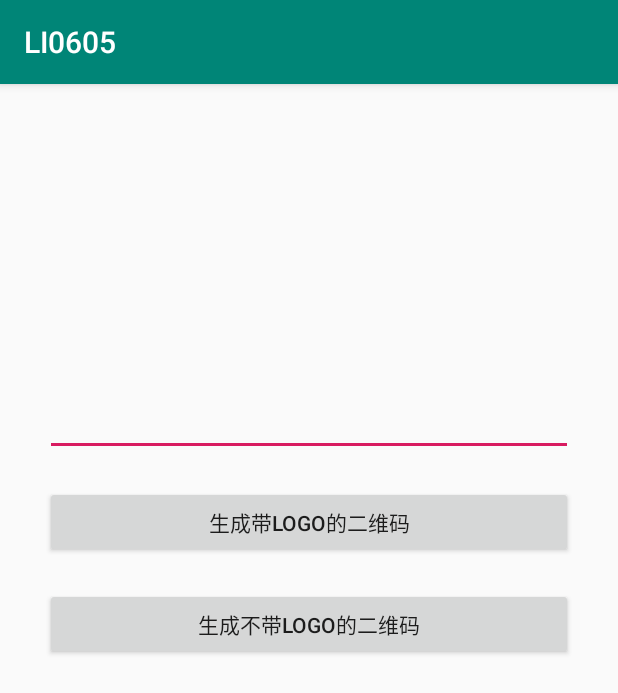
After one commit to libokang321/LI0605, an Android app: the CreateActivity screen opened directly, with no data from a screen before it, on a phone screen of 412 x 824 dp. The commit adds this screen. Shown: the top 693 px of the screen. Run offline under Robolectric (Android 15) with nearby library versions, the phone set to English and light mode, and no system bars; libraries missing offline, so code that uses them is left out: com.uuzuche.lib_zxing.

Commit message:
二维码

```diff
--- /dev/null
+++ b/app/src/main/java/com/bawei/CreateActivity.java
@@ -0,0 +1,62 @@
+package com.bawei;
+
+import android.graphics.Bitmap;
+import android.graphics.BitmapFactory;
+import android.media.Image;
+import android.support.v7.app.AppCompatActivity;
+import android.os.Bundle;
+import android.text.TextUtils;
+import android.view.View;
+import android.widget.Button;
+import android.widget.EditText;
+import android.widget.ImageView;
+import android.widget.Toast;
+
+import com.uuzuche.lib_zxing.activity.CodeUtils;
+
+public class CreateActivity extends AppCompatActivity {
+
+    private EditText editText;
+    private Button btn_log,btn_no;
+    private ImageView imageView;
+    private Bitmap mimage;
+
+    @Override
+    protected void onCreate(Bundle savedInstanceState) {
+        super.onCreate(savedInstanceState);
+        setContentView(R.layout.activity_create);
+        //
+        editText = findViewById(R.id.editText);
+        imageView = findViewById(R.id.imageView);
+        btn_log = findViewById(R.id.btn_log);
+        btn_no = findViewById(R.id.btn_no);
+        //生成带logo的二维码图片
+        btn_log.setOnClickListener(new View.OnClickListener() {
+            @Override
+            public void onClick(View view) {
+                String textContent = editText.getText().toString();
+                if (TextUtils.isEmpty(textContent)){
+                    Toast.makeText(CreateActivity.this,"请输入内容!",Toast.LENGTH_LONG).show();
+                    return;
+                }
+                editText.setText("");
+                mimage = CodeUtils.createImage(textContent, 400, 400, BitmapFactory.decodeResource(getResources(), R.mipmap.ic_launcher));
+                imageView.setImageBitmap(mimage);
+            }
+        });
+        //生成不带logo的二维码图片
+        btn_no.setOnClickListener(new View.OnClickListener() {
+            @Override
+            public void onClick(View view) {
+                String textContent = editText.getText().toString();
+                if (TextUtils.isEmpty(textContent)){
+                    Toast.makeText(CreateActivity.this,"请输入内容!",Toast.LENGTH_LONG).show();
+                    return;
+                }
+                editText.setText("");
+                Bitmap imagem = CodeUtils.createImage(textContent, 400, 400, null);
+                imageView.setImageBitmap(imagem);
+            }
+        });
+    }
+}
--- a/app/src/main/java/com/bawei/MyApplication.java
+++ b/app/src/main/java/com/bawei/MyApplication.java
@@ -12,6 +12,7 @@ import com.uuzuche.lib_zxing.activity.ZXingLibrary;
     @Override
     public void onCreate() {
         super.onCreate();
+
         ZXingLibrary.initDisplayOpinion(this);
     }
 }
--- /dev/null
+++ b/app/src/main/res/layout/activity_create.xml
@@ -0,0 +1,40 @@
+<?xml version="1.0" encoding="utf-8"?>
+<LinearLayout xmlns:android="http://schemas.android.com/apk/res/android"
+    xmlns:app="http://schemas.android.com/apk/res-auto"
+    xmlns:tools="http://schemas.android.com/tools"
+    android:layout_width="match_parent"
+    android:layout_height="match_parent"
+    android:orientation="vertical"
+    tools:context=".CreateActivity">
+
+    <EditText
+        android:id="@+id/editText"
+        android:layout_width="match_parent"
+        android:layout_height="wrap_content"
+        android:layout_marginLeft="30dp"
+        android:layout_marginTop="200dp"
+        android:layout_marginRight="30dp"
+        android:textSize="20sp" />
+
+    <Button
+        android:id="@+id/btn_log"
+        android:layout_width="match_parent"
+        android:layout_height="wrap_content"
+        android:layout_marginLeft="30dp"
+        android:layout_marginTop="20dp"
+        android:layout_marginRight="30dp"
+        android:text="生成带Logo的二维码" />
+
+    <Button
+        android:id="@+id/btn_no"
+        android:layout_width="match_parent"
+        android:layout_height="wrap_content"
+        android:layout_marginLeft="30dp"
+        android:layout_marginTop="20dp"
+        android:layout_marginRight="30dp"
+        android:text="生成不带Logo的二维码" />
+<ImageView
+    android:id="@+id/imageView"
+    android:layout_width="match_parent"
+    android:layout_height="wrap_content" />
+</LinearLayout>
```
Also changed, not shown: app/src/main/AndroidManifest.xml (+11 -4 lines), app/src/main/java/com/bawei/MainActivity.java (+64 -1 lines), app/src/main/res/layout/activity_main.xml (+12 -1 lines).
